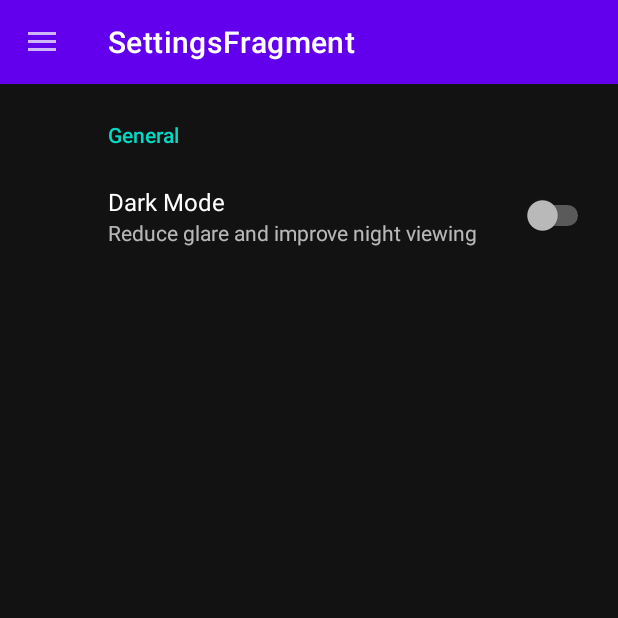
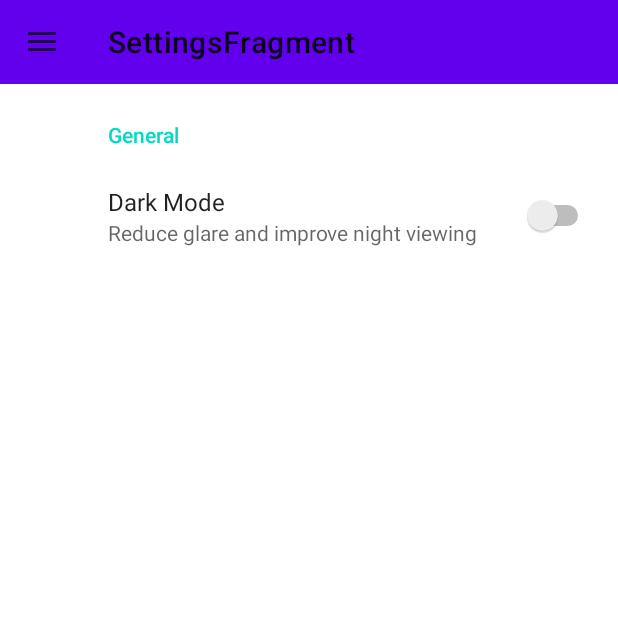
Before and after one commit to Helaluzzaman/LEDResistorCalculator, an Android app: the SettingsFragment screen opened through its navigation route, on a phone screen of 412 x 824 dp, the top half of it. Run offline under Robolectric (Android 15) with nearby library versions, the phone set to English and light mode, and no system bars; our stand-ins replace androidx.preference, navigation-ui.

Commit message:
night mode is now working

```diff
--- a/app/src/main/java/com/hbsoft/ledresistorcalculator/MainActivity.kt
+++ b/app/src/main/java/com/hbsoft/ledresistorcalculator/MainActivity.kt
@@ -11,6 +11,7 @@ import androidx.navigation.ui.AppBarConfiguration
 import androidx.navigation.ui.navigateUp
 import androidx.navigation.ui.setupActionBarWithNavController
 import androidx.navigation.ui.setupWithNavController
+import androidx.preference.PreferenceManager
 import com.google.android.material.navigation.NavigationView
 
 lateinit var appBarConfiguration: AppBarConfiguration
@@ -22,7 +23,7 @@ class MainActivity : AppCompatActivity() {
 
         val toolbar = findViewById<Toolbar>(R.id.toolbar)
         setSupportActionBar(toolbar)
-        AppCompatDelegate.setDefaultNightMode(AppCompatDelegate.MODE_NIGHT_YES)
+
 
 //        val host:NavHostFragment = supportFragmentManager.findFragmentById(R.id.my_nav_host_fragment) as NavHostFragment? ?: return
 //        val navController: NavController = host.navController
@@ -36,6 +37,12 @@ class MainActivity : AppCompatActivity() {
         setupActionBar(navController, appBarConfiguration)
 
 //        setupActionBarWithNavController(findNavController(R.id.my_nav_host_fragment))
+    }
+    private fun setDarkMode() {
+        val sharedPreferences  = PreferenceManager.getDefaultSharedPreferences(this)
+        if(sharedPreferences.getBoolean("Mode", false)){
+            AppCompatDelegate.setDefaultNightMode(AppCompatDelegate.MODE_NIGHT_YES)
+        }else AppCompatDelegate.setDefaultNightMode(AppCompatDelegate.MODE_NIGHT_NO)
     }
 
     private fun setupActionBar(
--- a/app/src/main/java/com/hbsoft/ledresistorcalculator/fragments/LaunchFragment.kt
+++ b/app/src/main/java/com/hbsoft/ledresistorcalculator/fragments/LaunchFragment.kt
@@ -1,6 +1,5 @@
 package com.hbsoft.ledresistorcalculator.fragments
 
-import android.graphics.Color
 import android.os.Bundle
 import android.util.Log
 import android.view.*
@@ -8,13 +7,11 @@ import androidx.fragment.app.Fragment
 import android.widget.*
 import androidx.appcompat.app.AlertDialog
 import androidx.appcompat.app.AppCompatDelegate
-import androidx.appcompat.app.AppCompatDelegate.MODE_NIGHT_FOLLOW_SYSTEM
-import androidx.appcompat.content.res.AppCompatResources
-import androidx.core.graphics.drawable.DrawableCompat
 import androidx.core.view.get
 import androidx.fragment.app.viewModels
 import androidx.navigation.fragment.findNavController
 import androidx.navigation.ui.onNavDestinationSelected
+import androidx.preference.PreferenceManager
 import com.hbsoft.ledresistorcalculator.R
 import com.hbsoft.ledresistorcalculator.data.CalculationData
 import com.hbsoft.ledresistorcalculator.data.Led
@@ -23,6 +20,10 @@ import com.hbsoft.ledresistorcalculator.viewModel.LaunchViewModel
 import java.lang.Exception
 
 class LaunchFragment : Fragment() {
+    override fun onCreate(savedInstanceState: Bundle?) {
+        super.onCreate(savedInstanceState)
+        setDarkMode()
+    }
 
     val mLaunchViewModel: LaunchViewModel by viewModels()
     lateinit var sLedColor: Spinner
@@ -86,7 +87,6 @@ class LaunchFragment : Fragment() {
                 showAlertDialog("Empty Input!", "Input voltage or Led can not be empty." )
             }
         }
-//        AppCompatDelegate.setDefaultNightMode(MODE_NIGHT_FOLLOW_SYSTEM)
         setUiData()
         return view
     }
@@ -171,4 +171,10 @@ class LaunchFragment : Fragment() {
 //        }
         return super.onOptionsItemSelected(item)
     }
+    private fun setDarkMode() {
+        val sharedPreferences  = PreferenceManager.getDefaultSharedPreferences(requireContext())
+        if(sharedPreferences.getBoolean(getString(R.string.Mode_key), false)){
+            AppCompatDelegate.setDefaultNightMode(AppCompatDelegate.MODE_NIGHT_YES)
+        }else AppCompatDelegate.setDefaultNightMode(AppCompatDelegate.MODE_NIGHT_NO)
+    }
 }
--- a/app/src/main/java/com/hbsoft/ledresistorcalculator/fragments/SettingsFragment.kt
+++ b/app/src/main/java/com/hbsoft/ledresistorcalculator/fragments/SettingsFragment.kt
@@ -1,12 +1,32 @@
 package com.hbsoft.ledresistorcalculator.fragments
 
+import android.content.SharedPreferences
+import android.content.res.Configuration
 import android.os.Bundle
+import android.util.Log
+import androidx.appcompat.app.AppCompatDelegate
+import androidx.preference.Preference
 import androidx.preference.PreferenceFragmentCompat
 import com.hbsoft.ledresistorcalculator.R
 
 class SettingsFragment : PreferenceFragmentCompat() {
+    override fun onResume() {
+        super.onResume()
+        preferenceManager.sharedPreferences.registerOnSharedPreferenceChangeListener(listener)
+    }
+
+    override fun onPause() {
+        super.onPause()
+        preferenceManager.sharedPreferences.unregisterOnSharedPreferenceChangeListener(listener)
+    }
 
     override fun onCreatePreferences(savedInstanceState: Bundle?, rootKey: String?) {
         setPreferencesFromResource(R.xml.root_preferences, rootKey)
     }
+    private val listener = SharedPreferences.OnSharedPreferenceChangeListener { sharedPreferences, key ->
+        if(sharedPreferences.getBoolean(getString(R.string.Mode_key), false)){
+            AppCompatDelegate.setDefaultNightMode(AppCompatDelegate.MODE_NIGHT_YES)
+            Log.i("sharedPreference", sharedPreferences.getBoolean("Mode", false).toString())
+        }else AppCompatDelegate.setDefaultNightMode(AppCompatDelegate.MODE_NIGHT_NO)
+    }
 }
--- a/app/src/main/res/menu/navigation_view.xml
+++ b/app/src/main/res/menu/navigation_view.xml
@@ -2,10 +2,11 @@
 <menu xmlns:android="http://schemas.android.com/apk/res/android">
     <item android:id="@+id/launchFragment"
         android:title="@string/home"/>
+    <item android:id="@+id/settingsFragment"
+        android:title="@string/setting"/>
     <item android:id="@+id/action_launchFragment_to_helpFragment"
         android:title="@string/help"/>
     <item android:id="@+id/action_launchFragment_to_aboutFragment"
         android:title="@string/about"/>
-    <item android:id="@+id/settingsFragment"
-        android:title="@string/setting"/>
+
 </menu>
--- a/app/src/main/res/values/strings.xml
+++ b/app/src/main/res/values/strings.xml
@@ -32,6 +32,7 @@
     <string name="dark_mode">Dark Mode</string>
     <string name="setting">Setting</string>
     <string name="home">Home</string>
+    <string name="Mode_key">Mode</string>
     <!-- Preference Titles -->
 
 
--- a/app/src/main/res/xml/root_preferences.xml
+++ b/app/src/main/res/xml/root_preferences.xml
@@ -2,7 +2,7 @@
 
     <PreferenceCategory app:title="@string/general">
 
-        <SwitchPreference app:key="NightMode"
+        <SwitchPreference app:key="@string/Mode_key"
             app:title="@string/dark_mode"
             app:summary="@string/dark_mode_summery"
             />
```
